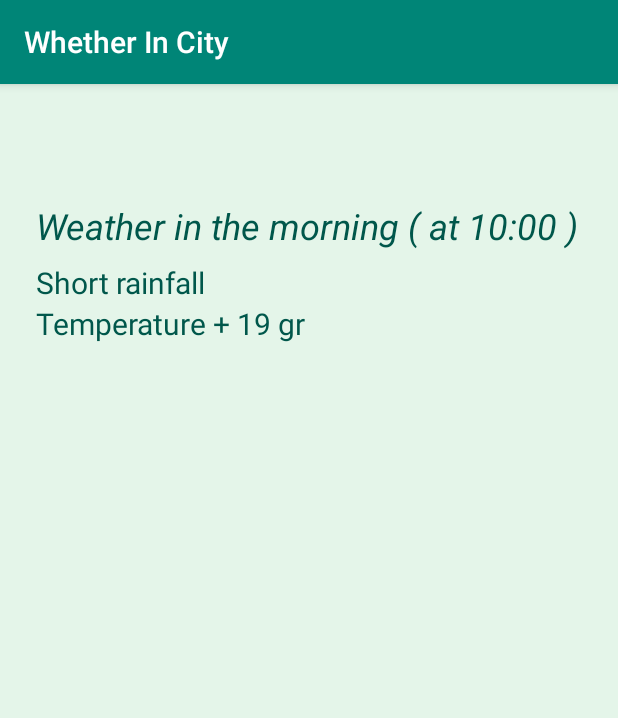
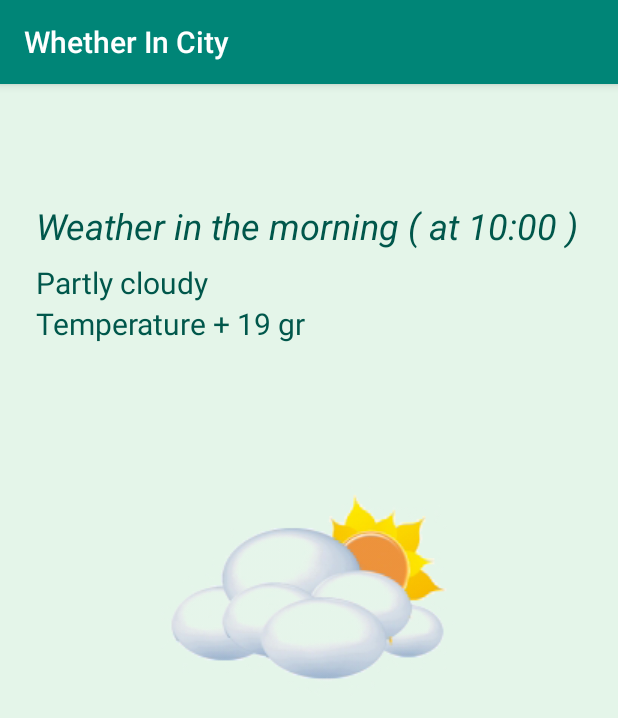
Before and after one commit to bartex12/Android_1, an Android app: the ShowActivity screen opened directly, with no data from a screen before it, on a phone screen of 412 x 824 dp. Shown: the top 718 px of the screen. Run offline under Robolectric (Android 15) with nearby library versions, the phone set to English and light mode, and no system bars.

Commit message:
Добавил стили и картинки для экрана показа погоды

```diff
--- /dev/null
+++ b/app/src/main/java/com/geekbrains/a1l1_helloworld/PictureBuilder.java
@@ -0,0 +1,30 @@
+package com.geekbrains.a1l1_helloworld;
+
+import android.content.Context;
+import android.graphics.drawable.Drawable;
+
+import androidx.core.content.ContextCompat;
+
+class PictureBuilder {
+
+    Drawable getDrawableIcon(Context context, String srt){
+        Drawable drawable = null;
+        String sun =  context.getResources().getString(R.string.Sun);
+        String var_clouds =  context.getResources().getString(R.string.var_clouds);
+        String little_rain =  context.getResources().getString(R.string.little_rain);
+        String rain =  context.getResources().getString(R.string.rain);
+        String boom =  context.getResources().getString(R.string.boom);
+        if (srt.equals(sun)){
+            drawable = ContextCompat.getDrawable(context, R.drawable.sun);
+        }else if (srt.equals(var_clouds)){
+            drawable = ContextCompat.getDrawable(context, R.drawable.partly_cloudy);
+        }else if (srt.equals(little_rain)){
+            drawable = ContextCompat.getDrawable(context, R.drawable.little_rain);
+        }else if (srt.equals(rain)){
+            drawable = ContextCompat.getDrawable(context, R.drawable.rain);
+        }else if (srt.equals(boom)){
+            drawable = ContextCompat.getDrawable(context, R.drawable.boom);
+        }
+        return drawable;
+    }
+}
--- a/app/src/main/java/com/geekbrains/a1l1_helloworld/ShowActivity.java
+++ b/app/src/main/java/com/geekbrains/a1l1_helloworld/ShowActivity.java
@@ -1,7 +1,9 @@
 package com.geekbrains.a1l1_helloworld;
 
+import android.graphics.drawable.Drawable;
 import android.os.Bundle;
 import android.util.Log;
+import android.widget.ImageView;
 import android.widget.TextView;
 
 import androidx.appcompat.app.AppCompatActivity;
@@ -19,6 +21,7 @@ public class ShowActivity extends AppCompatActivity {
     private TextView textViewTemper;
     private TextView textViewWind;
     private TextView textViewPressure;
+    private ImageView imageViewWhether;
 
 
     @Override
@@ -38,6 +41,7 @@ public class ShowActivity extends AppCompatActivity {
     }
 
     private void init(){
+        imageViewWhether = findViewById(R.id.imageViewWhether);
         textViewCity = findViewById(R.id.textViewCity);
         greetingsTextView = findViewById(R.id.greetingsTextView);
         textViewWhether = findViewById(R.id.textViewWhether);
@@ -61,6 +65,9 @@ public class ShowActivity extends AppCompatActivity {
         String  textWhether = new WhetherBuilder().getWhether(getApplicationContext());
         textViewWhether.setText(textWhether);
 
+        Drawable drawable = new PictureBuilder().getDrawableIcon(getApplicationContext(),textWhether);
+        imageViewWhether.setImageDrawable(drawable);
+
         String  textTemper = new TempBuilder().getTemperature(getApplicationContext());
         textViewTemper.setText(textTemper);
 
--- a/app/src/main/java/com/geekbrains/a1l1_helloworld/WhetherBuilder.java
+++ b/app/src/main/java/com/geekbrains/a1l1_helloworld/WhetherBuilder.java
@@ -9,12 +9,22 @@ class WhetherBuilder {
     String getWhether(Context context){
         String result;
         Random random = new Random();
-        int rnd = random.nextInt(4);
-        if (rnd == 0)result =  context.getString(R.string.Sun);
-        else if (rnd == 1)result =  context.getString(R.string.var_clouds);
-        else if (rnd == 2)result =  context.getString(R.string.little_rain);
-        else if (rnd == 3)result =  context.getString(R.string.rain);
-        else result =  context.getString(R.string.boom);
+        int rnd = random.nextInt(5);
+        if (rnd == 0){
+            result =  context.getString(R.string.Sun);
+        }
+        else if (rnd == 1){
+            result =  context.getString(R.string.var_clouds);
+        }
+        else if (rnd == 2){
+            result =  context.getString(R.string.little_rain);
+        }
+        else if (rnd == 3){
+            result =  context.getString(R.string.rain);
+        }
+        else{
+            result =  context.getString(R.string.boom);
+        }
         return result;
     }
 }
--- a/app/src/main/res/layout-land/activity_main.xml
+++ b/app/src/main/res/layout-land/activity_main.xml
@@ -1,6 +1,7 @@
 <?xml version="1.0" encoding="utf-8"?>
 <androidx.constraintlayout.widget.ConstraintLayout
     xmlns:android="http://schemas.android.com/apk/res/android"
+    xmlns:app="http://schemas.android.com/apk/res-auto"
     xmlns:tools="http://schemas.android.com/tools"
     android:layout_width="match_parent"
     android:layout_height="match_parent"
@@ -10,62 +11,87 @@
     <LinearLayout
         android:layout_width="match_parent"
         android:layout_height="match_parent"
+        android:orientation="horizontal"
+        android:baselineAligned="false" >
+
+        <LinearLayout
+            android:layout_width="0dp"
+            android:layout_height="match_parent"
+            android:layout_weight="1"
             android:orientation="vertical">
 
             <TextView
                 android:id="@+id/textViewCity"
+                style="@style/HeadCityStyle"
                 android:layout_width="wrap_content"
                 android:layout_height="wrap_content"
                 android:layout_gravity="start"
                 android:layout_marginStart="24dp"
                 android:layout_marginTop="24dp"
-            android:text="@string/city"
-            style="@style/HeadCityStyle" />
+                android:text="@string/city" />
 
             <TextView
                 android:id="@+id/greetingsTextView"
+                style="@style/GreetingCityStyle"
                 android:layout_width="wrap_content"
                 android:layout_height="wrap_content"
                 android:layout_gravity="start"
                 android:layout_marginStart="24dp"
                 android:layout_marginTop="16dp"
                 android:text="@string/weather"
-            android:textColor="@color/colorPrimaryDark"
-            style="@style/GreetingCityStyle" />
+                android:textColor="@color/colorPrimaryDark" />
 
             <TextView
                 android:id="@+id/textViewWhether"
+                style="@style/WhetherCityStyle"
                 android:layout_width="wrap_content"
                 android:layout_height="wrap_content"
                 android:layout_gravity="start"
                 android:layout_marginStart="24dp"
-            android:layout_marginTop="8dp"
-            style="@style/WhetherCityStyle"/>
+                android:layout_marginTop="8dp" />
 
             <TextView
                 android:id="@+id/textViewTemper"
+                style="@style/WhetherCityStyle"
                 android:layout_width="wrap_content"
                 android:layout_height="wrap_content"
                 android:layout_gravity="start"
                 android:layout_marginStart="24dp"
-            android:layout_marginBottom="8dp"
-            style="@style/WhetherCityStyle"/>
+                android:layout_marginBottom="8dp" />
 
             <TextView
                 android:id="@+id/textViewWind"
+                style="@style/WhetherCityStyle"
                 android:layout_width="wrap_content"
                 android:layout_height="wrap_content"
                 android:layout_gravity="start"
-            android:layout_marginStart="24dp"
-            style="@style/WhetherCityStyle"/>
+                android:layout_marginStart="24dp" />
 
             <TextView
                 android:id="@+id/textViewPressure"
+                style="@style/WhetherCityStyle"
                 android:layout_width="wrap_content"
                 android:layout_height="wrap_content"
                 android:layout_gravity="start"
-            android:layout_marginStart="24dp"
-            style="@style/WhetherCityStyle"/>
+                android:layout_marginStart="24dp" />
 
         </LinearLayout>
+
+        <FrameLayout
+            android:id="@+id/addFrameLand"
+            android:layout_width="0dp"
+            android:layout_height="match_parent"
+            android:layout_weight="1"
+            android:baselineAligned="false">
+
+            <ImageView
+                android:id="@+id/imageViewWhether"
+                android:layout_width="wrap_content"
+                android:layout_height="wrap_content"
+                app:srcCompat="@drawable/draw"
+                android:contentDescription="@string/picture"/>
+        </FrameLayout>
+
+    </LinearLayout>
+
 </androidx.constraintlayout.widget.ConstraintLayout>
--- a/app/src/main/res/layout/activity_main.xml
+++ b/app/src/main/res/layout/activity_main.xml
@@ -1,6 +1,7 @@
 <?xml version="1.0" encoding="utf-8"?>
 <androidx.constraintlayout.widget.ConstraintLayout
     xmlns:android="http://schemas.android.com/apk/res/android"
+    xmlns:app="http://schemas.android.com/apk/res-auto"
     xmlns:tools="http://schemas.android.com/tools"
     android:layout_width="match_parent"
     android:layout_height="match_parent"
@@ -65,6 +66,13 @@
             android:layout_height="wrap_content"
             android:layout_gravity="start"
             android:layout_marginStart="24dp" />
+
+        <ImageView
+            android:id="@+id/imageViewWhether"
+            android:layout_width="match_parent"
+            android:layout_height="wrap_content"
+            app:srcCompat="@drawable/boom"
+            android:contentDescription="@string/picture"/>
     </LinearLayout>
 
 </androidx.constraintlayout.widget.ConstraintLayout>
--- a/app/src/main/res/values/strings.xml
+++ b/app/src/main/res/values/strings.xml
@@ -23,6 +23,7 @@
     <string name="temper">Temperature +</string>
     <string name="var_clouds">Partly cloudy</string>
     <string name="windSpeed">Wind speed</string>
+    <string name="picture">Whether type</string>
 
     <string-array name="towns">
         <item>Moscow</item>
```
Also changed, not shown: app/src/main/res/drawable/boom.png (added), app/src/main/res/drawable/little_rain.png (added), app/src/main/res/drawable/partly_cloudy.png (added), app/src/main/res/drawable/rain.png (added), app/src/main/res/drawable/sun.png (added), 1 other file. Lines whose indentation alone changed are shown as unchanged.
